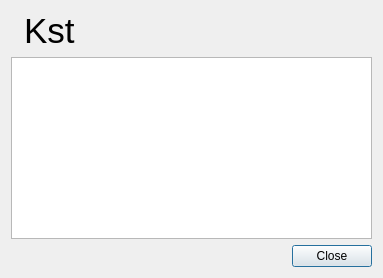
This is src/libkstapp/aboutdialog.ui in Kst-plot/kst as Qt 5 draws it before an edit. The edited form follows.
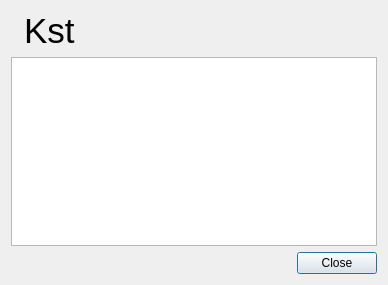
This is the edited form. Icons and pictures are not drawn.

Patch:
```diff
--- a/src/libkstapp/aboutdialog.ui
+++ b/src/libkstapp/aboutdialog.ui
@@ -6,8 +6,8 @@
    <rect>
     <x>0</x>
     <y>0</y>
-    <width>383</width>
-    <height>278</height>
+    <width>388</width>
+    <height>285</height>
    </rect>
   </property>
   <property name="windowTitle">
```
Left out of the diff: 3 changed lines with no effect on the pictures.
